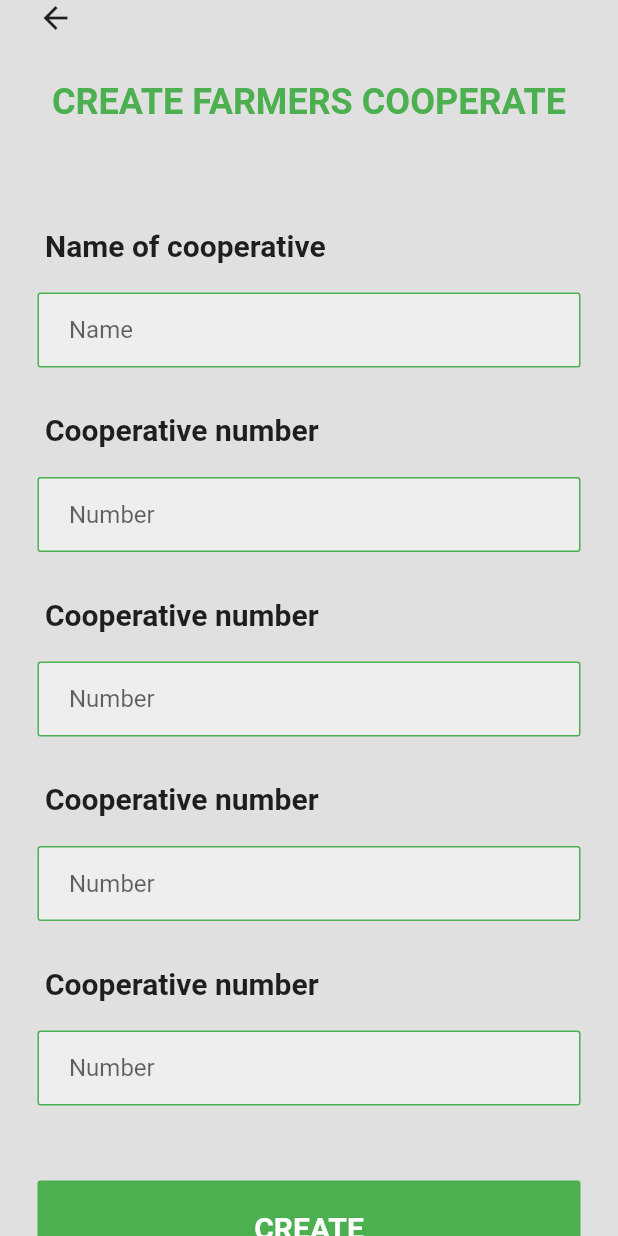
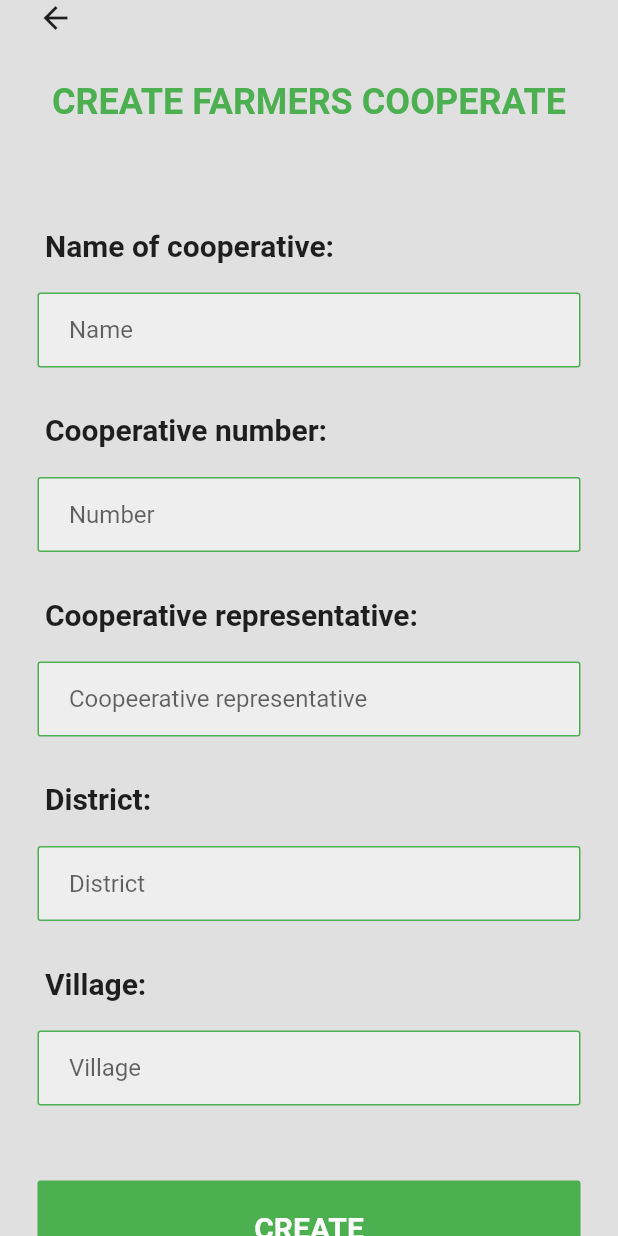
Before and after one commit to shadkasera/tobacco_app, a Flutter app: the CreatePage screen opened directly, on a phone screen of 412 x 824 dp. Run offline on Flutter 3.47's test engine with Material 2 defaults, Android fonts, the phone set to English and light mode, and no system bars.

Commit message:
updated files

```diff
--- a/lib/pages/create.dart
+++ b/lib/pages/create.dart
@@ -1,6 +1,6 @@
 import 'package:flutter/material.dart';
 import 'package:tobacco_app/pages/loginipage.dart';
-import 'package:tobacco_app/pages/welcome.dart';
+
 
 class CreatePage extends StatelessWidget {
   const CreatePage({super.key});
@@ -64,7 +64,7 @@ class CreatePage extends StatelessWidget {
                     mainAxisAlignment: MainAxisAlignment.start,
                     children: const [
                       Text(
-                        ' Name of cooperative',
+                        ' Name of cooperative:',
                         style: TextStyle(
                             fontWeight: FontWeight.bold, fontSize: 20),
                       ),
@@ -104,7 +104,7 @@ class CreatePage extends StatelessWidget {
                     mainAxisAlignment: MainAxisAlignment.start,
                     children: const [
                       Text(
-                        ' Cooperative number',
+                        ' Cooperative number:',
                         style: TextStyle(
                             fontWeight: FontWeight.bold, fontSize: 20),
                       ),
@@ -144,7 +144,7 @@ class CreatePage extends StatelessWidget {
                     mainAxisAlignment: MainAxisAlignment.start,
                     children: const [
                       Text(
-                        ' Cooperative number',
+                        ' Cooperative representative:',
                         style: TextStyle(
                             fontWeight: FontWeight.bold, fontSize: 20),
                       ),
@@ -168,7 +168,7 @@ class CreatePage extends StatelessWidget {
                       child: TextField(
                         decoration: InputDecoration(
                           border: InputBorder.none,
-                          hintText: 'Number',
+                          hintText: 'Coopeerative representative',
                         ),
                       ),
                     ),
@@ -187,7 +187,7 @@ class CreatePage extends StatelessWidget {
                     mainAxisAlignment: MainAxisAlignment.start,
                     children: const [
                       Text(
-                        ' Cooperative number',
+                        ' District:',
                         style: TextStyle(
                             fontWeight: FontWeight.bold, fontSize: 20),
                       ),
@@ -211,7 +211,7 @@ class CreatePage extends StatelessWidget {
                       child: TextField(
                         decoration: InputDecoration(
                           border: InputBorder.none,
-                          hintText: 'Number',
+                          hintText: 'District',
                         ),
                       ),
                     ),
@@ -229,7 +229,7 @@ class CreatePage extends StatelessWidget {
                     mainAxisAlignment: MainAxisAlignment.start,
                     children: const [
                       Text(
-                        ' Cooperative number',
+                        ' Village:',
                         style: TextStyle(
                             fontWeight: FontWeight.bold, fontSize: 20),
                       ),
@@ -253,7 +253,7 @@ class CreatePage extends StatelessWidget {
                       child: TextField(
                         decoration: InputDecoration(
                           border: InputBorder.none,
-                          hintText: 'Number',
+                          hintText: 'Village',
                         ),
                       ),
                     ),
```
